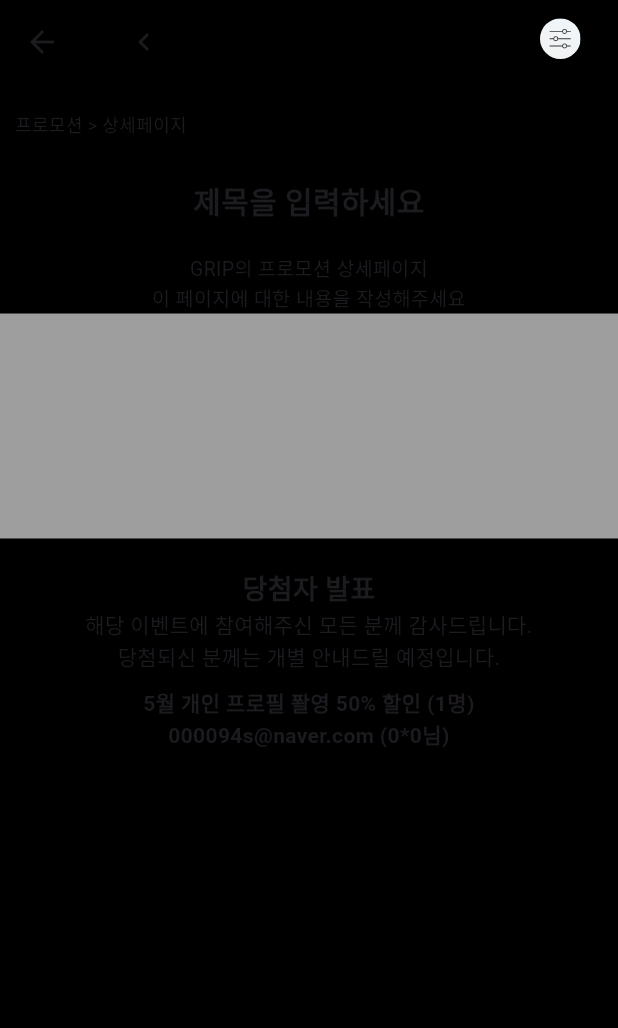
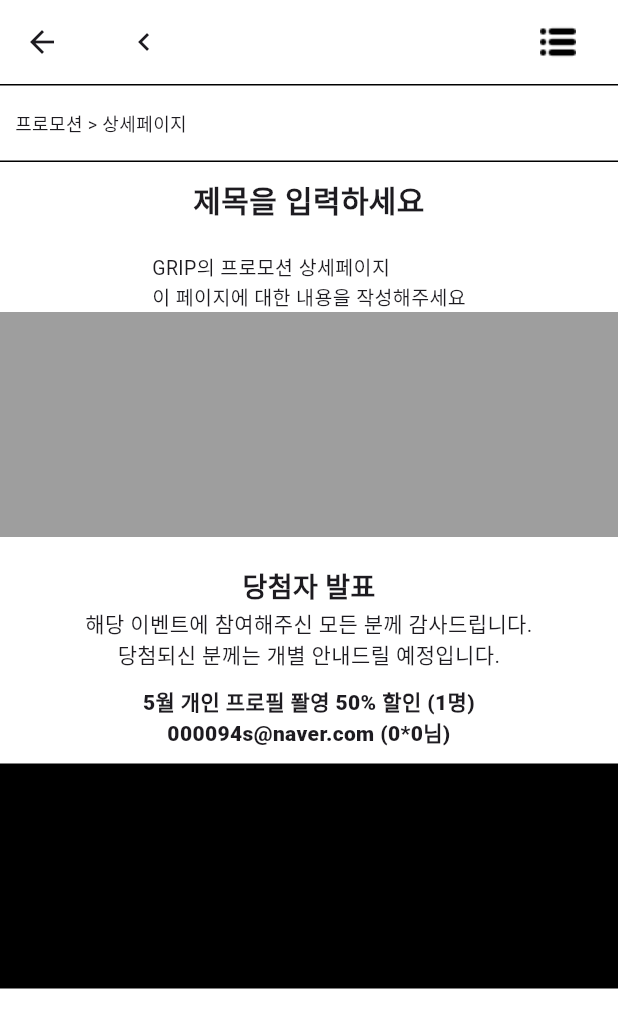
Before and after one commit to beewoo01/Grip, a Flutter app: the PromotionDetail screen opened directly with empty values, on a phone screen of 412 x 824 dp. Shown: the top 1028 px of the screen. Run offline on Flutter 3.47's test engine with Material 2 defaults, Android fonts, the phone set to English and light mode, and no system bars; our stand-ins replace cached_network_image, flutter_svg, fluttertoast, image_picker, smooth_page_indicator and 2 more; missing offline and left inert: dart:ffi, ftpconnect, ssh2; network calls fail.

Commit message:
11/14 dawn

```diff
--- a/lib/screen/category/category_watch.dart
+++ b/lib/screen/category/category_watch.dart
@@ -124,7 +124,7 @@
       actions: [
         IconButton(
             onPressed: () {},
-            icon: SvgPicture.asset('assets/images/category.svg')),
+            icon: Image.asset("assets/images/category_ic.png")),
       ],
       bottom: PreferredSize(
         preferredSize: const Size.fromHeight(4.0),
--- a/lib/screen/community/community_write.dart
+++ b/lib/screen/community/community_write.dart
@@ -266,7 +266,7 @@
           children: [
             Transform.scale(
               scale: 0.8,
-              child: SvgPicture.asset('assets/images/category.svg'),
+              child: Image.asset("assets/images/category_ic.png"),
             ),
             Text(
               '${photoList.length}/10',
--- a/lib/screen/promotion/promotion_detail.dart
+++ b/lib/screen/promotion/promotion_detail.dart
@@ -1,21 +1,9 @@
 import 'package:flutter/material.dart';
 import 'package:flutter_svg/flutter_svg.dart';
+import 'package:grip/common/widget/w_height_and_width.dart';
+import 'package:velocity_x/velocity_x.dart';
 
 import '../../common/color/AppColors.dart';
-
-/*class PromotionDetail extends StatelessWidget {
-  final int index;
-
-  const PromotionDetail({required Key key, required this.index}) : super(key: key);
-
-  @override
-  Widget build(BuildContext context) {
-    return MaterialApp(
-      theme: ThemeData(useMaterial3: true),
-      home: PromotionDetailSfw(this.index),
-    );
-  }
-}*/
 
 class PromotionDetail extends StatefulWidget {
   final int index;
@@ -31,82 +19,64 @@
   @override
   Widget build(BuildContext context) {
     return Scaffold(
-      backgroundColor: AppColors.black,
+      backgroundColor: AppColors.white,
       appBar: buildAppbar(''),
       body: SingleChildScrollView(
           child: Center(
         child: Column(
           children: [
+
             const Divider(
-              thickness: 2,
-              height: 2,
+              thickness: 1,
+              height: 1,
               color: AppColors.black,
             ),
-            Padding(
-              padding: const EdgeInsets.only(left: 10),
-              child: Container(
+
+            Container(
               width: double.infinity,
               height: 50,
               alignment: Alignment.centerLeft,
-                child: const Text(
-                  '프로모션 > 상세페이지',
-                  style: TextStyle(fontSize: 12),
-                ),
-              ),
-            ),
+              child: "프로모션 > 상세페이지".text.size(12).make(),
+            ).pOnly(left: 10),
+
             const Divider(
-              thickness: 2,
+              thickness: 1,
               height: 1,
               color: AppColors.black,
             ),
-            const Padding(
-              padding: EdgeInsets.only(top: 10),
-              child: Text(
-                '제목을 입력하세요',
-                textAlign: TextAlign.center,
-                style: TextStyle(fontWeight: FontWeight.bold, fontSize: 20),
-              ),
-            ),
-            const Padding(
-              padding: EdgeInsets.only(top: 20),
-              child: Text(
-                textAlign: TextAlign.center,
-                'GRIP의 프로모션 상세페이지\n이 페이지에 대한 내용을 작성해주세요',
-                style: TextStyle(fontSize: 13),
-              ),
-            ),
+
+            height10,
+            "제목을 입력하세요".text.center.size(20).bold.make(),
+
+            height20,
+            "GRIP의 프로모션 상세페이지\n이 페이지에 대한 내용을 작성해주세요".text.size(13).make(),
+
             Container(
               width: double.infinity,
               height: 150,
               color: Colors.grey,
             ),
-            const Padding(
-              padding: EdgeInsets.only(top: 20),
-              child: Text(
-                '당첨자 발표',
-                style: TextStyle(fontWeight: FontWeight.bold, fontSize: 18),
-              ),
-            ),
-            const Text(
-              '해당 이벤트에 참여해주신 모든 분께 감사드립니다.\n당첨되신 분께는 개별 안내드릴 예정입니다.',
-              textAlign: TextAlign.center,
-              style: TextStyle(),
-            ),
-            const Padding(
-              padding: EdgeInsets.only(top: 10),
-              child: Text(
-                '5월 개인 프로필 퐐영 50% 할인 (1명)\n000094s@naver.com (0*0님)',
-                textAlign: TextAlign.center,
-                style: TextStyle(fontWeight: FontWeight.w700),
-              ),
-            ),
-            Padding(
-              padding: const EdgeInsets.only(top: 10),
-              child: Container(
+            height20,
+
+            "당첨자 발표".text.bold.size(18).make(),
+
+            "해당 이벤트에 참여해주신 모든 분께 감사드립니다.\n당첨되신 분께는 개별 안내드릴 예정입니다."
+                .text
+                .center
+                .make(),
+
+            height10,
+            "5월 개인 프로필 퐐영 50% 할인 (1명)\n000094s@naver.com (0*0님)"
+                .text
+                .center
+                .extraBold
+                .make(),
+
+            height10,
+            Container(
               width: double.infinity,
               height: 150,
               color: AppColors.black,
-              ),
             )
           ],
         ),
@@ -117,18 +87,22 @@
   AppBar buildAppbar(String title) {
     return AppBar(
         elevation: 0,
-        backgroundColor: AppColors.black,
+        backgroundColor: AppColors.white,
         title: Row(
           mainAxisAlignment: MainAxisAlignment.spaceBetween,
           children: [
-            IconButton(onPressed: () {
+            IconButton(
+                onPressed: () {
                   Navigator.pop(context);
-            }, icon: const Icon(Icons.chevron_left)),
+                },
+                icon: const Icon(Icons.chevron_left)),
             Text(
               title,
               style: const TextStyle(fontSize: 15, fontWeight: FontWeight.w600),
             ),
-            IconButton(onPressed: () {}, icon: SvgPicture.asset('assets/images/category.svg')),
+            IconButton(
+                onPressed: () {},
+                icon: Image.asset("assets/images/category_ic.png")),
           ],
         ));
   }
```
Lines whose indentation alone changed are shown as unchanged.
